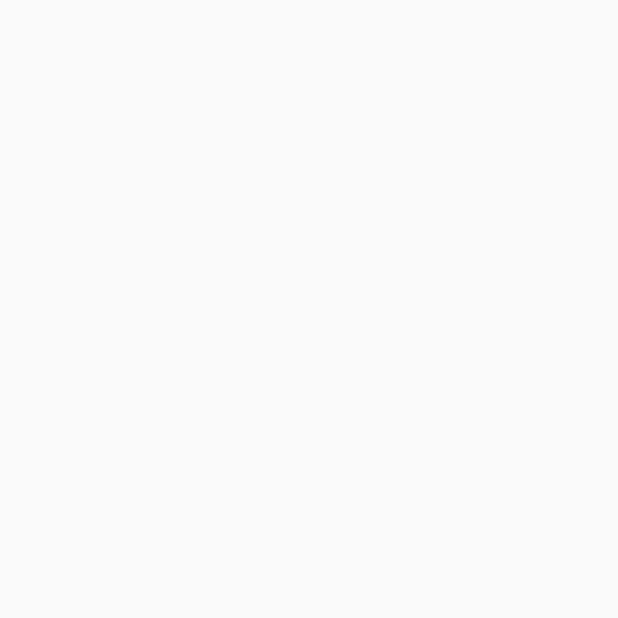
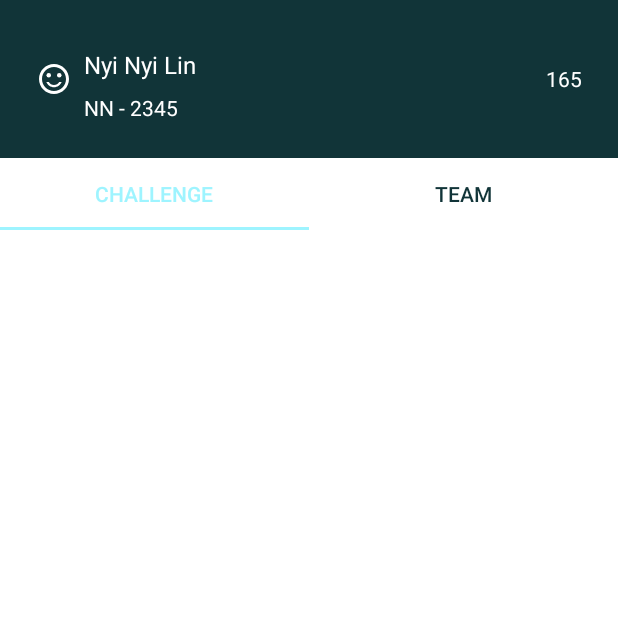
Before and after one commit to Kaungkhant97/The-Match, an Android app: the screen it shows after launch (MainActivity before the commit, LoginActivity after it), on a phone screen of 412 x 824 dp, the top half of it. Before the commit the part shown is empty. Run offline under Robolectric (Android 15) with nearby library versions, the phone set to English and light mode, and no system bars.

Commit message:
add profile frame fragment

```diff
--- a/app/build.gradle
+++ b/app/build.gradle
@@ -27,7 +27,7 @@ android {
 
 dependencies {
     implementation fileTree(dir: 'libs', include: ['*.jar'])
-    implementation"org.jetbrains.kotlin:kotlin-stdlib-jre7:$kotlin_version"
+    implementation "org.jetbrains.kotlin:kotlin-stdlib-jre7:$kotlin_version"
     implementation "com.android.support:appcompat-v7:$buildVersion"
     implementation 'com.android.support.constraint:constraint-layout:1.1.2'
     implementation "com.android.support:design:$buildVersion"
@@ -43,6 +43,7 @@ dependencies {
 
 
     implementation 'com.google.dagger:dagger:2.5'
+    implementation 'com.android.support:support-v4:27.1.1'
     annotationProcessor 'com.google.dagger:dagger-compiler:2.5'
 
     testImplementation 'junit:junit:4.12'
--- a/app/src/main/java/com/anglehack/thematch/thematch/MainActivity.java
+++ b/app/src/main/java/com/anglehack/thematch/thematch/MainActivity.java
@@ -6,6 +6,7 @@ import android.support.annotation.Nullable;
 import android.support.v7.app.AppCompatActivity;
 
 import com.anglehack.thematch.thematch.Manager.ChallengeManager;
+import com.anglehack.thematch.thematch.fragments.ProfileFragment;
 
 public class MainActivity extends AppCompatActivity {
     @Override
--- a/app/src/main/java/com/anglehack/thematch/thematch/activities/LoginActivity.java
+++ b/app/src/main/java/com/anglehack/thematch/thematch/activities/LoginActivity.java
@@ -7,6 +7,7 @@ import android.support.v7.app.AppCompatActivity;
 
 import com.anglehack.thematch.thematch.Manager.ChallengeManager;
 import com.anglehack.thematch.thematch.R;
+import com.anglehack.thematch.thematch.fragments.ProfileFragment;
 
 /**
  * Created by IN-3442 on 30-Jun-18.
@@ -15,10 +16,15 @@ import com.anglehack.thematch.thematch.R;
 public class LoginActivity extends AppCompatActivity{
 
     @Override
-    public void onCreate(@Nullable Bundle savedInstanceState, @Nullable PersistableBundle persistentState) {
-        super.onCreate(savedInstanceState, persistentState);
-        setContentView(R.layout.activity_main);
+    public void onCreate(@Nullable Bundle savedInstanceState) {
+        super.onCreate(savedInstanceState);
+        setContentView(R.layout.activity_login);
         ChallengeManager challengeManager;
+
+        getSupportFragmentManager()
+                .beginTransaction()
+                .replace(R.id.frame_layout_1, ProfileFragment.newInstance(), "aa")
+                .commit();
 
     }
 
--- /dev/null
+++ b/app/src/main/java/com/anglehack/thematch/thematch/adapters/PlayerFragmentPagerAdapter.java
@@ -0,0 +1,45 @@
+package com.anglehack.thematch.thematch.adapters;
+
+import android.support.annotation.Nullable;
+import android.support.v4.app.Fragment;
+import android.support.v4.app.FragmentManager;
+import android.support.v4.app.FragmentPagerAdapter;
+
+import com.anglehack.thematch.thematch.fragments.TeamFragment;
+
+/**
+ * Created by IN-3442 on 30-Jun-18.
+ */
+
+public class PlayerFragmentPagerAdapter extends FragmentPagerAdapter {
+
+    public PlayerFragmentPagerAdapter(FragmentManager fm) {
+        super(fm);
+    }
+
+    @Override
+    public Fragment getItem(int position) {
+        switch (position){
+            case 0: return new TeamFragment();
+            case 1: return new TeamFragment();
+        }
+
+        return null;
+    }
+
+    @Override
+    public int getCount() {
+        return 2;
+    }
+
+    @Nullable
+    @Override
+    public CharSequence getPageTitle(int position) {
+        switch (position){
+            case 0: return "Challenge";
+            case 1: return "Team";
+        }
+
+        return super.getPageTitle(position);
+    }
+}
--- /dev/null
+++ b/app/src/main/java/com/anglehack/thematch/thematch/fragments/ProfileFragment.java
@@ -0,0 +1,61 @@
+package com.anglehack.thematch.thematch.fragments;
+
+
+import android.os.Bundle;
+import android.support.design.widget.TabLayout;
+import android.support.v4.app.Fragment;
+import android.support.v4.view.ViewPager;
+import android.view.LayoutInflater;
+import android.view.View;
+import android.view.ViewGroup;
+
+import com.anglehack.thematch.thematch.R;
+import com.anglehack.thematch.thematch.adapters.PlayerFragmentPagerAdapter;
+
+/**
+ * A simple {@link Fragment} subclass.
+ * Use the {@link ProfileFragment#newInstance} factory method to
+ * create an instance of this fragment.
+ */
+public class ProfileFragment extends Fragment {
+
+    private ViewPager viewPager;
+    private TabLayout tabLayout;
+    PlayerFragmentPagerAdapter mPlayerFragmentPagerAdapter;
+
+
+    public ProfileFragment() {
+        // Required empty public constructor
+    }
+
+
+    public static ProfileFragment newInstance() {
+        ProfileFragment fragment = new ProfileFragment();
+        Bundle args = new Bundle();
+        fragment.setArguments(args);
+        return fragment;
+    }
+
+    @Override
+    public void onCreate(Bundle savedInstanceState) {
+        super.onCreate(savedInstanceState);
+        if (getArguments() != null) {
+        }
+    }
+
+    @Override
+    public View onCreateView(LayoutInflater inflater, ViewGroup container,
+                             Bundle savedInstanceState) {
+        // Inflate the layout for this fragment
+        View view = inflater.inflate(R.layout.fragment_profile, container, false);
+
+        viewPager = view.findViewById(R.id.view_pager);
+        tabLayout = view.findViewById(R.id.sliding_tab);
+
+        viewPager.setAdapter(new PlayerFragmentPagerAdapter(getFragmentManager()));
+        tabLayout.setupWithViewPager(viewPager);
+
+        return view;
+    }
+
+}
--- /dev/null
+++ b/app/src/main/java/com/anglehack/thematch/thematch/fragments/TeamFragment.java
@@ -0,0 +1,34 @@
+package com.anglehack.thematch.thematch.fragments;
+
+
+import android.os.Bundle;
+import android.support.v4.app.Fragment;
+import android.view.LayoutInflater;
+import android.view.View;
+import android.view.ViewGroup;
+
+import com.anglehack.thematch.thematch.R;
+import com.anglehack.thematch.thematch.adapters.PlayerFragmentPagerAdapter;
+
+/**
+ * Created by IN-3442 on 30-Jun-18.
+ */
+
+public class TeamFragment extends Fragment {
+
+    @Override
+    public void onCreate(Bundle savedInstanceState) {
+        super.onCreate(savedInstanceState);
+        if (getArguments() != null) {
+        }
+    }
+
+    @Override
+    public View onCreateView(LayoutInflater inflater, ViewGroup container,
+                             Bundle savedInstanceState) {
+        // Inflate the layout for this fragment
+        View view = inflater.inflate(R.layout.fragment_team, container, false);
+
+        return view;
+    }
+}
--- /dev/null
+++ b/app/src/main/res/drawable/ic_people.xml
@@ -0,0 +1,15 @@
+<vector xmlns:android="http://schemas.android.com/apk/res/android"
+        android:width="24dp"
+        android:height="24dp"
+        android:viewportWidth="24.0"
+        android:viewportHeight="24.0">
+    <path
+        android:fillColor="#FFFFFF"
+        android:pathData="M15.5,9.5m-1.5,0a1.5,1.5 0,1 1,3 0a1.5,1.5 0,1 1,-3 0"/>
+    <path
+        android:fillColor="#FFFFFF"
+        android:pathData="M8.5,9.5m-1.5,0a1.5,1.5 0,1 1,3 0a1.5,1.5 0,1 1,-3 0"/>
+    <path
+        android:fillColor="#FFFFFF"
+        android:pathData="M11.99,2C6.47,2 2,6.48 2,12s4.47,10 9.99,10C17.52,22 22,17.52 22,12S17.52,2 11.99,2zM12,20c-4.42,0 -8,-3.58 -8,-8s3.58,-8 8,-8 8,3.58 8,8 -3.58,8 -8,8zM12,16c-1.48,0 -2.75,-0.81 -3.45,-2L6.88,14c0.8,2.05 2.79,3.5 5.12,3.5s4.32,-1.45 5.12,-3.5h-1.67c-0.7,1.19 -1.97,2 -3.45,2z"/>
+</vector>
--- /dev/null
+++ b/app/src/main/res/drawable/ic_people_white.xml
@@ -0,0 +1,15 @@
+<vector xmlns:android="http://schemas.android.com/apk/res/android"
+        android:width="24dp"
+        android:height="24dp"
+        android:viewportWidth="24.0"
+        android:viewportHeight="24.0">
+    <path
+        android:fillColor="#FF000000"
+        android:pathData="M15.5,9.5m-1.5,0a1.5,1.5 0,1 1,3 0a1.5,1.5 0,1 1,-3 0"/>
+    <path
+        android:fillColor="#FF000000"
+        android:pathData="M8.5,9.5m-1.5,0a1.5,1.5 0,1 1,3 0a1.5,1.5 0,1 1,-3 0"/>
+    <path
+        android:fillColor="#FF000000"
+        android:pathData="M11.99,2C6.47,2 2,6.48 2,12s4.47,10 9.99,10C17.52,22 22,17.52 22,12S17.52,2 11.99,2zM12,20c-4.42,0 -8,-3.58 -8,-8s3.58,-8 8,-8 8,3.58 8,8 -3.58,8 -8,8zM12,16c-1.48,0 -2.75,-0.81 -3.45,-2L6.88,14c0.8,2.05 2.79,3.5 5.12,3.5s4.32,-1.45 5.12,-3.5h-1.67c-0.7,1.19 -1.97,2 -3.45,2z"/>
+</vector>
--- a/app/src/main/res/layout/activity_login.xml
+++ b/app/src/main/res/layout/activity_login.xml
@@ -4,7 +4,10 @@
     android:layout_height="match_parent"
     android:background="@color/colorPrimary">
 
-
+    <FrameLayout
+        android:id="@+id/frame_layout_1"
+        android:layout_width="match_parent"
+        android:layout_height="match_parent"/>
 
 
 </RelativeLayout>
--- a/app/src/main/res/layout/content_main.xml
+++ b/app/src/main/res/layout/content_main.xml
@@ -8,7 +8,12 @@
     tools:context=".MainActivity"
     tools:showIn="@layout/activity_main">
 
-    <TextView
+    <FrameLayout
+        android:id="@+id/frame_layout_1"
+        android:layout_width="match_parent"
+        android:layout_height="match_parent"/>
+
+    <!--<TextView
         android:layout_width="wrap_content"
         android:layout_height="wrap_content"
         android:text="Hello World!"
@@ -16,5 +21,5 @@
         app:layout_constraintLeft_toLeftOf="parent"
         app:layout_constraintRight_toRightOf="parent"
         app:layout_constraintTop_toTopOf="parent" />
-
+-->
 </android.support.constraint.ConstraintLayout>
--- /dev/null
+++ b/app/src/main/res/layout/fragment_profile.xml
@@ -0,0 +1,71 @@
+<LinearLayout xmlns:android="http://schemas.android.com/apk/res/android"
+    xmlns:tools="http://schemas.android.com/tools"
+    android:layout_width="match_parent"
+    android:layout_height="match_parent"
+    android:orientation="vertical"
+    xmlns:app="http://schemas.android.com/apk/res-auto"
+    tools:context="com.anglehack.thematch.thematch.fragments.ProfileFragment">
+
+    <RelativeLayout
+        android:layout_width="match_parent"
+        android:layout_height="wrap_content"
+        android:padding="@dimen/margin_large"
+        android:background="@color/colorPrimary">
+
+        <ImageView
+            android:id="@+id/iv_player_image"
+            android:layout_width="wrap_content"
+            android:layout_height="wrap_content"
+            android:src="@drawable/ic_people"
+            android:layout_centerVertical="true"/>
+
+        <TextView
+            android:id="@+id/tv_player_point"
+            android:layout_width="wrap_content"
+            android:layout_height="wrap_content"
+            android:text="165"
+            android:textColor="@color/colorWhite"
+            android:textSize="@dimen/text_regular"
+            android:layout_alignParentEnd="true"
+            android:layout_centerVertical="true"/>
+
+        <TextView
+            android:id="@+id/tv_player_name"
+            android:layout_width="match_parent"
+            android:layout_height="wrap_content"
+            android:text="Nyi Nyi Lin"
+            android:textColor="@color/colorWhite"
+            android:textSize="@dimen/text_regular_2x"
+            android:layout_toRightOf="@id/iv_player_image"
+            android:layout_margin="@dimen/margin_medium"/>
+
+        <TextView
+            android:id="@+id/tv_player_id"
+            android:layout_width="match_parent"
+            android:layout_height="wrap_content"
+            android:text="NN - 2345"
+            android:textColor="@color/colorWhite"
+            android:textSize="@dimen/text_regular"
+            android:layout_toRightOf="@id/iv_player_image"
+            android:layout_marginLeft="@dimen/margin_medium"
+            android:layout_below="@id/tv_player_name"/>
+
+
+    </RelativeLayout>
+    <android.support.design.widget.TabLayout
+        android:id="@+id/sliding_tab"
+        android:layout_width="match_parent"
+        android:layout_height="wrap_content"
+        android:background="@color/colorWhite"
+        app:tabSelectedTextColor="@color/colorAccent"
+        app:tabTextColor="@color/colorPrimary"
+        app:tabMode="fixed" />
+
+    <android.support.v4.view.ViewPager
+        android:id="@+id/view_pager"
+        android:layout_width="match_parent"
+        android:layout_height="wrap_content"
+        android:background="@color/colorWhite" />
+
+
+</LinearLayout>
--- /dev/null
+++ b/app/src/main/res/layout/fragment_team.xml
@@ -0,0 +1,6 @@
+<?xml version="1.0" encoding="utf-8"?>
+<RelativeLayout
+    xmlns:android="http://schemas.android.com/apk/res/android" android:layout_width="match_parent"
+    android:layout_height="match_parent">
+
+</RelativeLayout>
--- a/app/src/main/res/values/colors.xml
+++ b/app/src/main/res/values/colors.xml
@@ -1,6 +1,7 @@
 <?xml version="1.0" encoding="utf-8"?>
 <resources>
-    <color name="colorPrimary">#3F51B5</color>
-    <color name="colorPrimaryDark">#303F9F</color>
-    <color name="colorAccent">#FF4081</color>
+    <color name="colorPrimary">#113438</color>
+    <color name="colorPrimaryDark">#113438</color>
+    <color name="colorAccent">#9ef4ff</color>
+    <color name="colorWhite">#FFF</color>
 </resources>
--- a/app/src/main/res/values/strings.xml
+++ b/app/src/main/res/values/strings.xml
@@ -1,4 +1,7 @@
 <resources>
     <string name="app_name">The Match</string>
     <string name="action_settings">Settings</string>
+
+    <!-- TODO: Remove or change this placeholder text -->
+    <string name="hello_blank_fragment">Hello blank fragment</string>
 </resources>
```
Also changed, not shown: app/src/main/AndroidManifest.xml (+6 -5 lines).
